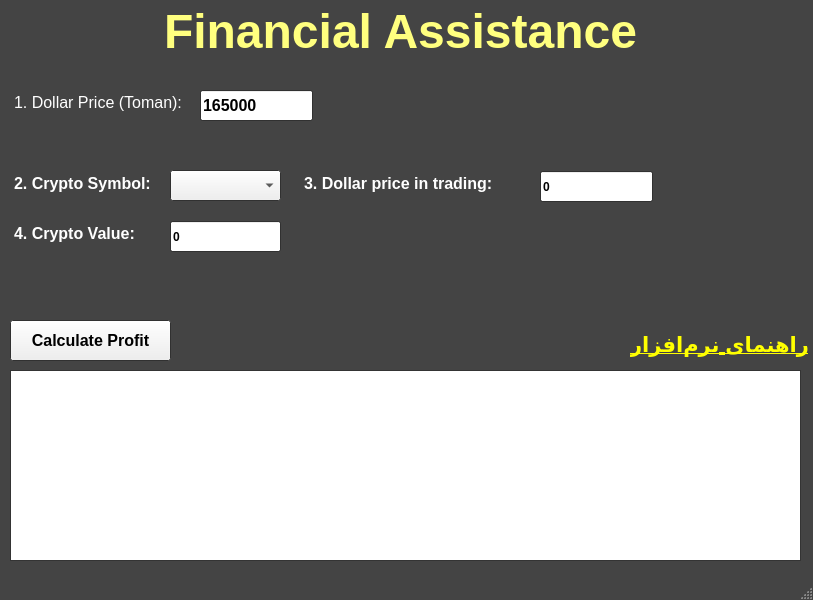
This is V2/mainwindow.ui in autonexit/Crypto_Portfolio_Tracker as Qt 5 draws it before an edit. The edited form follows.
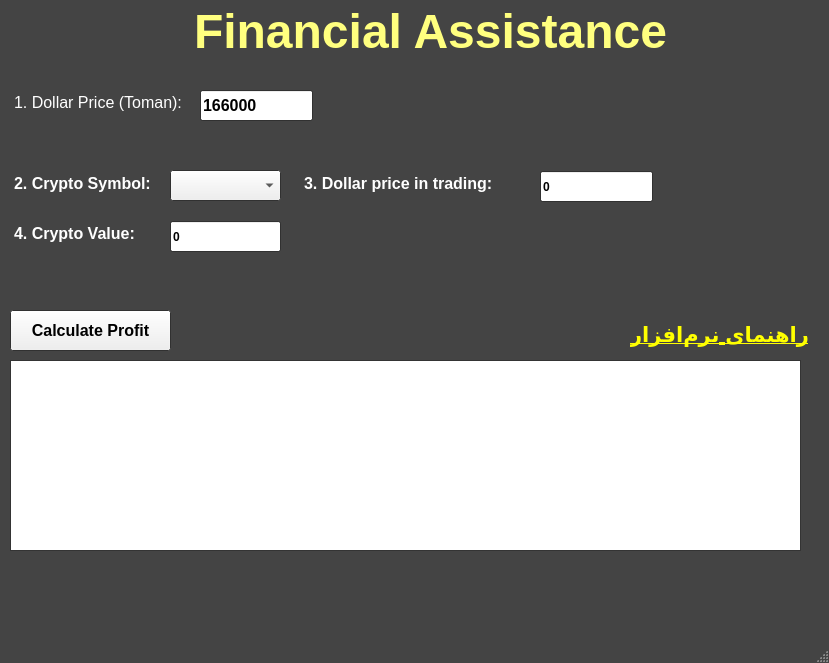
This is the edited form.

```diff
--- a/V2/mainwindow.ui
+++ b/V2/mainwindow.ui
@@ -6,8 +6,8 @@
    <rect>
     <x>0</x>
     <y>0</y>
-    <width>813</width>
-    <height>600</height>
+    <width>829</width>
+    <height>663</height>
    </rect>
   </property>
   <property name="palette">
@@ -112,7 +112,7 @@
      <string notr="true">text-aling: center</string>
     </property>
     <property name="text">
-     <string>165000</string>
+     <string>166000</string>
     </property>
    </widget>
    <widget class="QLineEdit" name="amountEn">
@@ -151,7 +151,7 @@
     <property name="geometry">
      <rect>
       <x>10</x>
-      <y>320</y>
+      <y>310</y>
       <width>161</width>
       <height>41</height>
      </rect>
@@ -172,7 +172,7 @@
     <property name="geometry">
      <rect>
       <x>10</x>
-      <y>370</y>
+      <y>360</y>
       <width>791</width>
       <height>191</height>
      </rect>
@@ -183,7 +183,7 @@
      <rect>
       <x>110</x>
       <y>0</y>
-      <width>581</width>
+      <width>641</width>
       <height>71</height>
      </rect>
     </property>
@@ -397,7 +397,7 @@
      <string>&lt;!DOCTYPE HTML PUBLIC &quot;-//W3C//DTD HTML 4.0//EN&quot; &quot;http://www.w3.org/TR/REC-html40/strict.dtd&quot;&gt;
 &lt;html&gt;&lt;head&gt;&lt;meta name=&quot;qrichtext&quot; content=&quot;1&quot; /&gt;&lt;style type=&quot;text/css&quot;&gt;
 p, li { white-space: pre-wrap; }
-&lt;/style&gt;&lt;/head&gt;&lt;body style=&quot; font-family:'MS Shell Dlg 2'; font-size:8.25pt; font-weight:600; font-style:normal;&quot;&gt;
+&lt;/style&gt;&lt;/head&gt;&lt;body style=&quot; font-family:'MS Shell Dlg 2'; font-size:7.8pt; font-weight:600; font-style:normal;&quot;&gt;
 &lt;p align=&quot;center&quot; style=&quot; margin-top:0px; margin-bottom:0px; margin-left:0px; margin-right:0px; -qt-block-indent:0; text-indent:0px;&quot;&gt;&lt;span style=&quot; font-size:36pt; color:#ffff7f;&quot;&gt;Financial Assistance&lt;/span&gt;&lt;/p&gt;&lt;/body&gt;&lt;/html&gt;</string>
     </property>
    </widget>
@@ -521,7 +521,7 @@
     <property name="geometry">
      <rect>
       <x>630</x>
-      <y>329</y>
+      <y>319</y>
       <width>181</width>
       <height>31</height>
      </rect>
@@ -533,6 +533,23 @@
      <bool>true</bool>
     </property>
    </widget>
+   <widget class="QTextEdit" name="api_credit">
+    <property name="geometry">
+     <rect>
+      <x>10</x>
+      <y>560</y>
+      <width>231</width>
+      <height>41</height>
+     </rect>
+    </property>
+    <property name="styleSheet">
+     <string notr="true">background: transparent;
+color: #f4d03f;
+font-weight: bold;
+border: none
+</string>
+    </property>
+   </widget>
   </widget>
   <widget class="QMenuBar" name="menubar">
    <property name="geometry">
```
Left out of the diff: 12 changed lines with no effect on the pictures.
